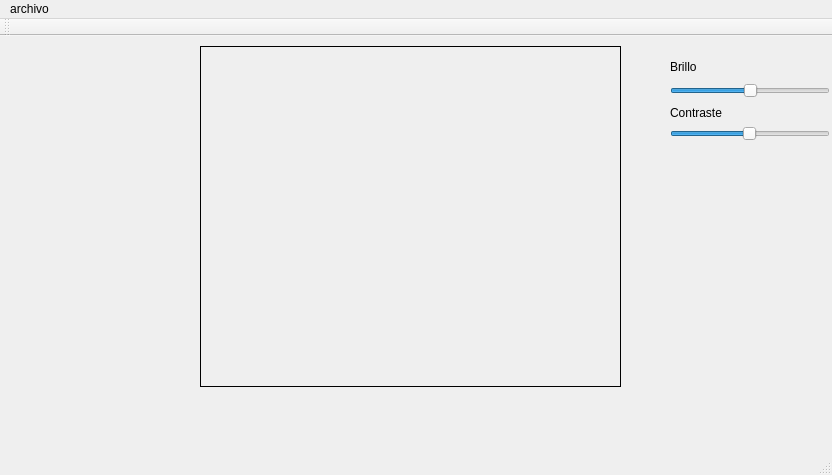
Old version of the form postpro/project/mainwindow.ui in the repository yonelyvan/top-grafica.
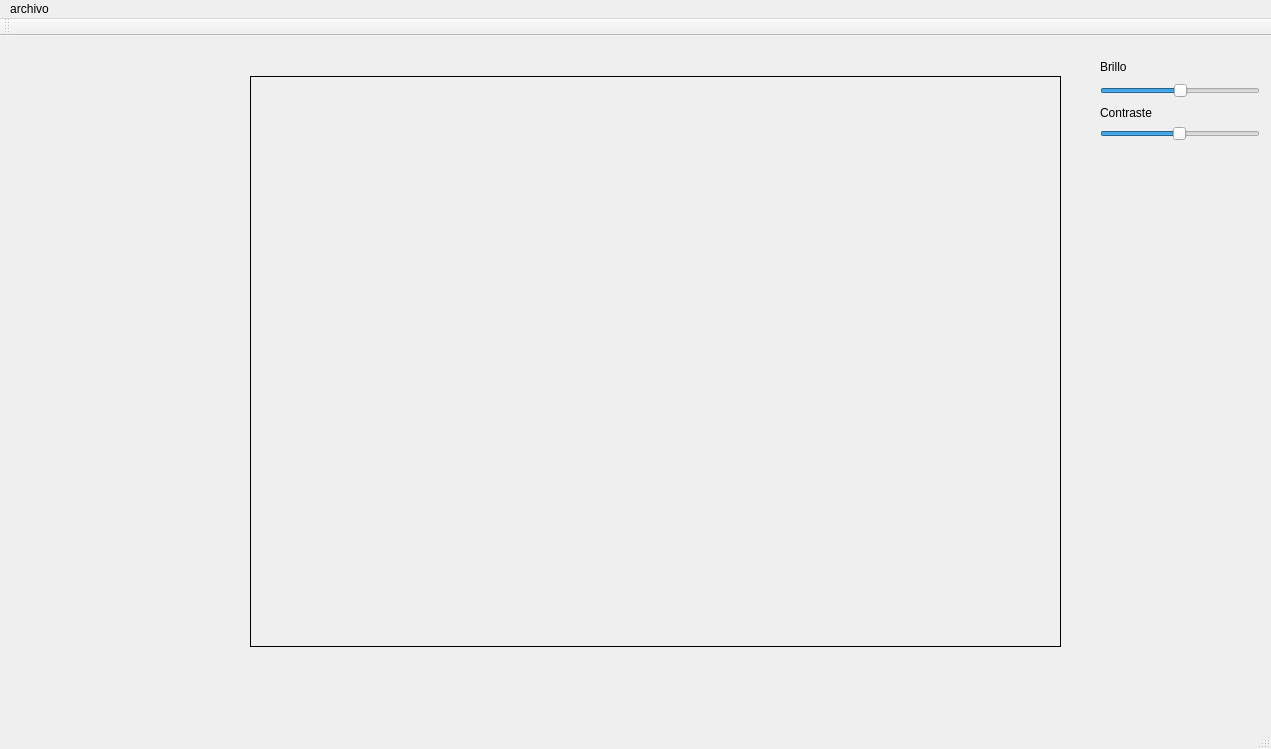
New version of the form.

```diff
--- a/postpro/project/mainwindow.ui
+++ b/postpro/project/mainwindow.ui
@@ -6,8 +6,8 @@
    <rect>
     <x>0</x>
     <y>0</y>
-    <width>832</width>
-    <height>475</height>
+    <width>1271</width>
+    <height>749</height>
    </rect>
   </property>
   <property name="windowTitle">
@@ -17,7 +17,7 @@
    <widget class="QSlider" name="horizontalSlider">
     <property name="geometry">
      <rect>
-      <x>670</x>
+      <x>1100</x>
       <y>47</y>
       <width>160</width>
       <height>16</height>
@@ -36,7 +36,7 @@
    <widget class="QLabel" name="label">
     <property name="geometry">
      <rect>
-      <x>670</x>
+      <x>1100</x>
       <y>20</y>
       <width>71</width>
       <height>21</height>
@@ -52,10 +52,10 @@
    <widget class="QLabel" name="label_img">
     <property name="geometry">
      <rect>
-      <x>200</x>
-      <y>10</y>
-      <width>421</width>
-      <height>341</height>
+      <x>250</x>
+      <y>40</y>
+      <width>811</width>
+      <height>571</height>
      </rect>
     </property>
     <property name="styleSheet">
@@ -71,7 +71,7 @@
    <widget class="QLabel" name="label_2">
     <property name="geometry">
      <rect>
-      <x>670</x>
+      <x>1100</x>
       <y>70</y>
       <width>59</width>
       <height>14</height>
@@ -84,7 +84,7 @@
    <widget class="QSlider" name="horizontalSlider_2">
     <property name="geometry">
      <rect>
-      <x>670</x>
+      <x>1100</x>
       <y>90</y>
       <width>160</width>
       <height>16</height>
@@ -107,9 +107,25 @@
     <property name="geometry">
      <rect>
       <x>10</x>
-      <y>20</y>
-      <width>171</width>
-      <height>81</height>
+      <y>40</y>
+      <width>231</width>
+      <height>171</height>
+     </rect>
+    </property>
+    <property name="text">
+     <string/>
+    </property>
+    <property name="scaledContents">
+     <bool>true</bool>
+    </property>
+   </widget>
+   <widget class="QLabel" name="label_3">
+    <property name="geometry">
+     <rect>
+      <x>60</x>
+      <y>90</y>
+      <width>59</width>
+      <height>14</height>
      </rect>
     </property>
     <property name="text">
@@ -122,8 +138,8 @@
     <rect>
      <x>0</x>
      <y>0</y>
-     <width>832</width>
-     <height>18</height>
+     <width>1271</width>
+     <height>19</height>
     </rect>
    </property>
    <widget class="QMenu" name="menuArchivo">
```
Left out of the diff: 2 changed lines with no effect on the pictures.
